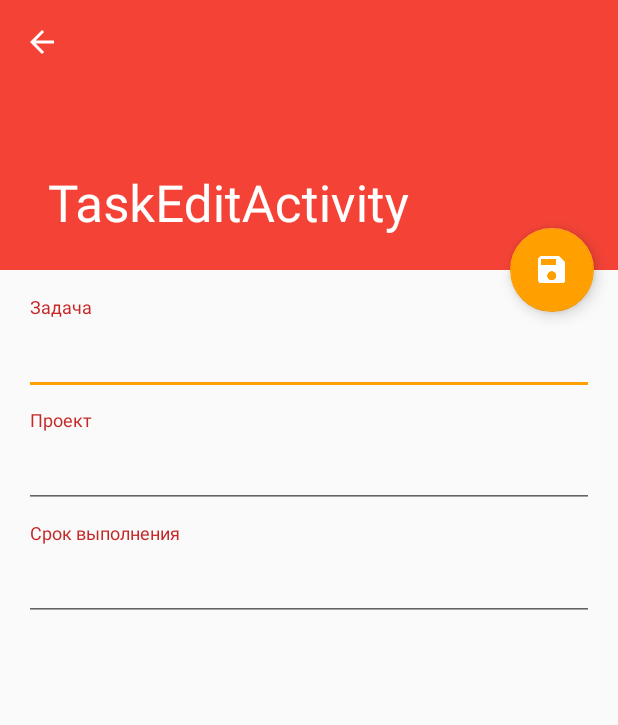
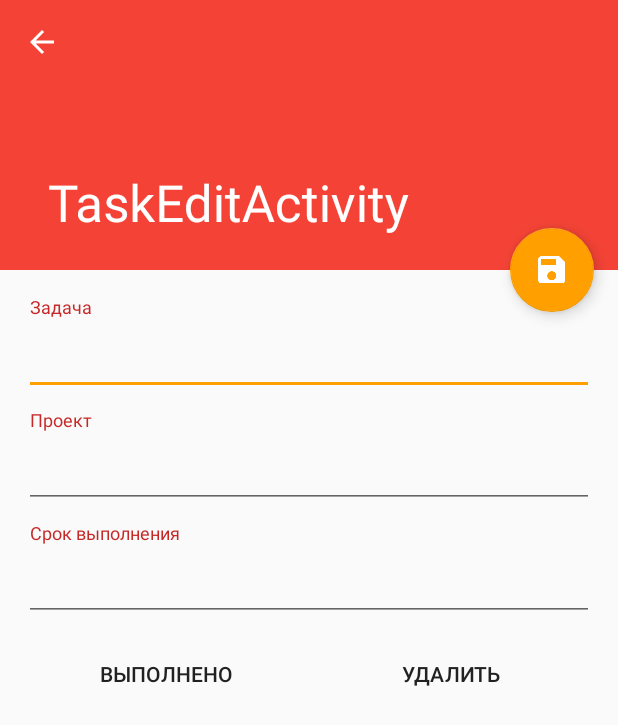
Before and after one commit to Arab1997/task-manager, an Android app: the TaskEditActivity screen opened directly, with no data from a screen before it, on a phone screen of 412 x 824 dp. Shown: the top 725 px of the screen. Run offline under Robolectric (Android 15) with nearby library versions, the phone set to English and light mode, and no system bars.

Commit message:
Add "Done", "Delete" buttons in EditTaskActivity

```diff
--- a/app/src/main/res/layout/content_task_edit.xml
+++ b/app/src/main/res/layout/content_task_edit.xml
@@ -55,7 +55,7 @@
             android:layout_marginBottom="8dp"
             android:textColor="@color/colorPrimaryDark"
             android:textSize="12sp"
-            android:text="@string/due_date" />
+            android:text="@string/due_date_hint" />
 
         <EditText
             android:layout_width="match_parent"
@@ -65,6 +65,30 @@
             android:textSize="16sp"
             android:inputType="none" />
 
+        <LinearLayout
+            android:layout_width="match_parent"
+            android:layout_height="wrap_content"
+            android:orientation="horizontal"
+            style="?attr/buttonBarStyle">
+
+            <Button
+                android:layout_width="0dp"
+                android:layout_height="wrap_content"
+                android:layout_weight="1"
+                android:text="@string/done_button_label"
+                android:textColor="@color/firstTextColor"
+                style="?attr/buttonBarButtonStyle" />
+
+            <Button
+                android:layout_width="0dp"
+                android:layout_height="wrap_content"
+                android:layout_weight="1"
+                android:text="@string/delete_button_label"
+                android:textColor="@color/firstTextColor"
+                style="?attr/buttonBarButtonStyle" />
+
+        </LinearLayout>
+
     </LinearLayout>
 
 </android.support.v4.widget.NestedScrollView>
--- a/app/src/main/res/values/strings.xml
+++ b/app/src/main/res/values/strings.xml
@@ -10,5 +10,7 @@
     <string name="title_activity_task_edit">TaskEditActivity</string>
     <string name="task_hint">Задача</string>
     <string name="project_hint">Проект</string>
-    <string name="due_date">Срок выполнения</string>
+    <string name="due_date_hint">Срок выполнения</string>
+    <string name="done_button_label">Выполнено</string>
+    <string name="delete_button_label">Удалить</string>
 </resources>
```
